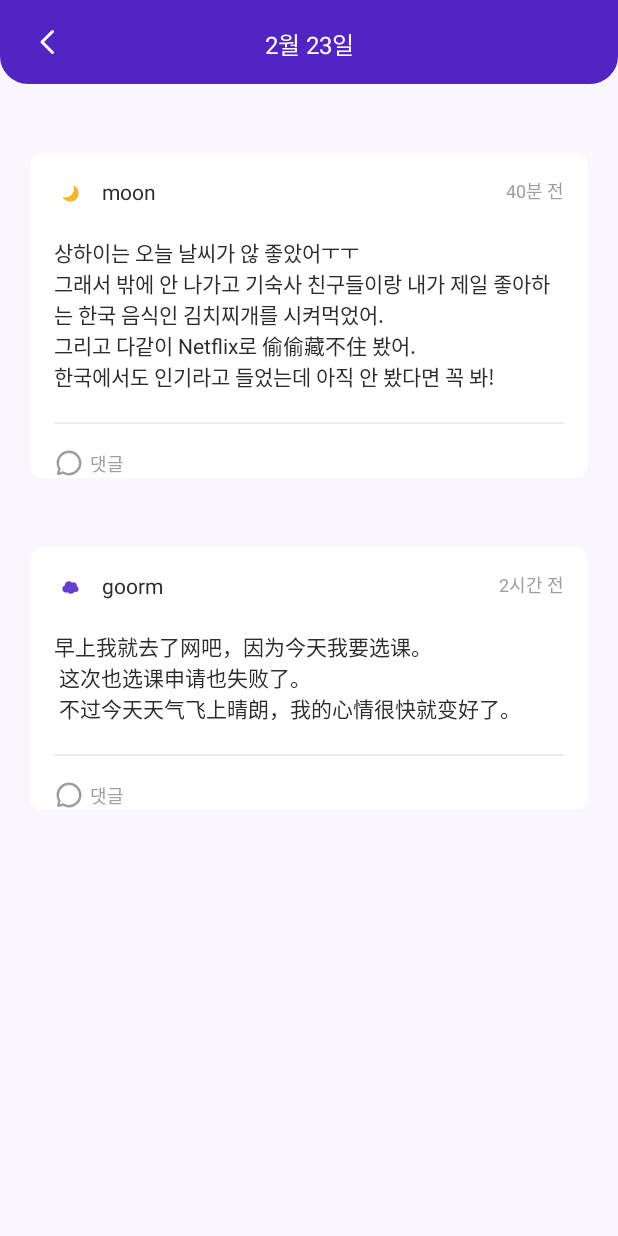
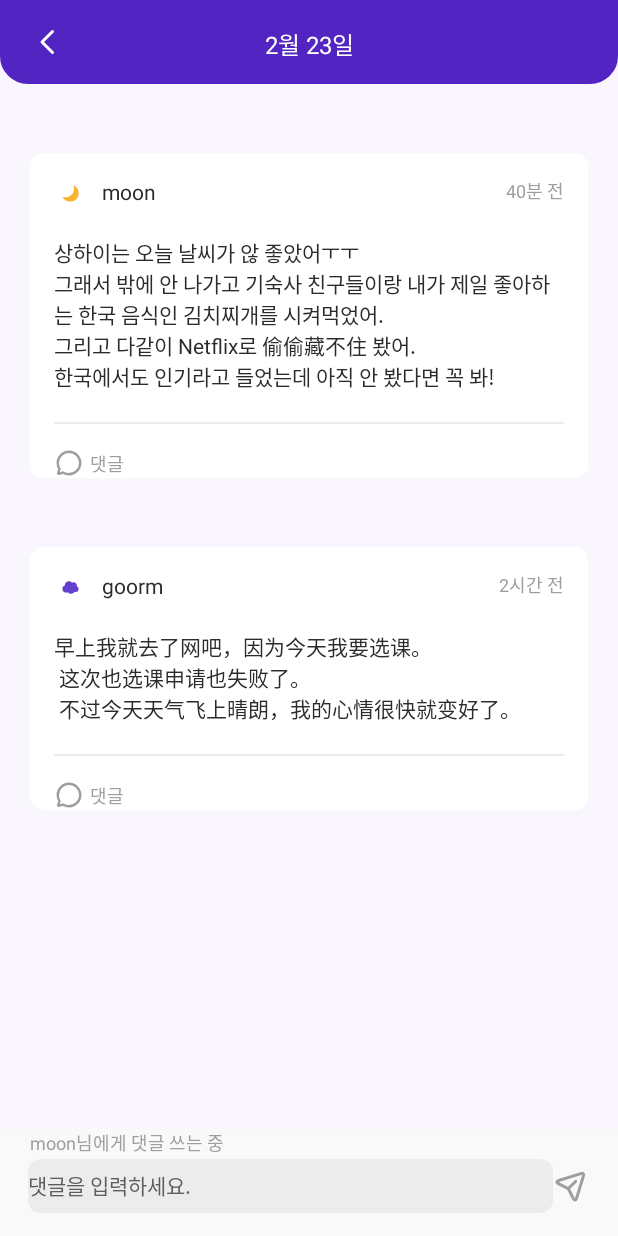
Before and after one commit to ihb0301/CloudMoon, an Android app: the layout activity_home3.xml on its own in the app's theme, with its tools: preview values and no code run, on a phone screen of 412 x 824 dp. Run offline under Robolectric (Android 15) with nearby library versions, the phone set to English and light mode, and no system bars.

Commit message:
오늘의 일기: 댓글 입력 레이아웃 추가

```diff
--- a/app/src/main/AndroidManifest.xml
+++ b/app/src/main/AndroidManifest.xml
@@ -18,7 +18,8 @@
         <activity
             android:name=".HomeActivity3"
             android:exported="false"
-            android:theme="@style/Theme.CloudMoon.home" />
+            android:theme="@style/Theme.CloudMoon.home"
+            android:windowSoftInputMode="adjustResize" />
         <activity
             android:name=".MyActivity2"
             android:exported="false"
--- a/app/src/main/java/com/goormthon_univ/cloudmoon/HomeActivity3.java
+++ b/app/src/main/java/com/goormthon_univ/cloudmoon/HomeActivity3.java
@@ -7,17 +7,22 @@ import androidx.recyclerview.widget.RecyclerView;
 import android.content.Intent;
 import android.os.Bundle;
 import android.view.View;
+import android.widget.LinearLayout;
 import android.widget.TextView;
 
 import com.goormthon_univ.cloudmoon.CommentAdapter.Comment;
 import com.goormthon_univ.cloudmoon.CommentAdapter.CommentAdapter;
 
 public class HomeActivity3 extends AppCompatActivity {
+    LinearLayout home3_keyboard_layout;
 
     @Override
     protected void onCreate(Bundle savedInstanceState) {
         super.onCreate(savedInstanceState);
         setContentView(R.layout.activity_home3);
+
+        home3_keyboard_layout=findViewById(R.id.home3_keyboard_layout);
+
 
         TextView home3_title=findViewById(R.id.home3_title);
 
@@ -62,4 +67,12 @@ public class HomeActivity3 extends AppCompatActivity {
         setResult(RESULT_OK,intent);
         finish();
     }
+
+    public void comment_onclick_partner(View view){
+        home3_keyboard_layout.setVisibility(View.VISIBLE);
+    }
+
+    public void comment_onclick_me(View view){
+        home3_keyboard_layout.setVisibility(View.VISIBLE);
+    }
 }
--- /dev/null
+++ b/app/src/main/res/drawable/paper_plane.xml
@@ -0,0 +1,13 @@
+<vector xmlns:android="http://schemas.android.com/apk/res/android"
+    android:width="24dp"
+    android:height="24dp"
+    android:viewportWidth="24"
+    android:viewportHeight="24">
+  <path
+      android:pathData="M10.308,13.692L15.154,8.846M20.111,5.889L16.021,19.183C15.654,20.375 15.471,20.971 15.154,21.168C14.88,21.34 14.541,21.368 14.242,21.244C13.898,21.101 13.618,20.543 13.06,19.428L10.469,14.246C10.381,14.069 10.337,13.981 10.278,13.904C10.225,13.836 10.165,13.775 10.097,13.722C10.021,13.665 9.935,13.621 9.766,13.537L4.572,10.94C3.457,10.382 2.899,10.103 2.756,9.759C2.632,9.46 2.66,9.12 2.832,8.846C3.029,8.53 3.625,8.346 4.817,7.979L18.112,3.889C19.049,3.6 19.517,3.456 19.834,3.573C20.109,3.674 20.327,3.891 20.428,4.167C20.544,4.483 20.4,4.951 20.112,5.887L20.111,5.889Z"
+      android:strokeLineJoin="round"
+      android:strokeWidth="2"
+      android:fillColor="#00000000"
+      android:strokeColor="#131313"
+      android:strokeLineCap="round"/>
+</vector>
--- a/app/src/main/res/layout/activity_home3.xml
+++ b/app/src/main/res/layout/activity_home3.xml
@@ -41,6 +41,10 @@
             app:srcCompat="@drawable/chevron_left" />
     </androidx.constraintlayout.widget.ConstraintLayout>
 
+    <RelativeLayout
+        android:layout_width="match_parent"
+        android:layout_height="match_parent">
+
         <ScrollView
             android:layout_width="match_parent"
             android:layout_height="match_parent">
@@ -66,6 +70,7 @@
                         android:layout_height="wrap_content"
                         android:layout_marginStart="16dp"
                         android:layout_marginTop="16dp"
+                        android:onClick="comment_onclick_partner"
                         app:layout_constraintStart_toStartOf="parent"
                         app:layout_constraintTop_toBottomOf="@+id/home3_partner_sep"
                         app:srcCompat="@drawable/chat_circle" />
@@ -138,6 +143,7 @@
                         android:layout_height="wrap_content"
                         android:layout_marginStart="24dp"
                         android:layout_marginTop="17dp"
+                        android:onClick="comment_onclick_partner"
                         android:text="댓글"
                         android:textAppearance="@style/Caption"
                         android:textColor="@color/n_400"
@@ -173,6 +179,7 @@
                         android:layout_height="wrap_content"
                         android:layout_marginStart="16dp"
                         android:layout_marginTop="16dp"
+                        android:onClick="comment_onclick_me"
                         app:layout_constraintStart_toStartOf="parent"
                         app:layout_constraintTop_toBottomOf="@+id/home3_me_sep"
                         app:srcCompat="@drawable/chat_circle" />
@@ -245,6 +252,7 @@
                         android:layout_height="wrap_content"
                         android:layout_marginStart="24dp"
                         android:layout_marginTop="17dp"
+                        android:onClick="comment_onclick_me"
                         android:text="댓글"
                         android:textAppearance="@style/Caption"
                         android:textColor="@color/n_400"
@@ -266,4 +274,53 @@
             </LinearLayout>
         </ScrollView>
 
+        <LinearLayout
+            android:id="@+id/home3_keyboard_layout"
+            android:layout_width="match_parent"
+            android:layout_height="71dp"
+            android:layout_alignParentBottom="true"
+            android:background="@color/n_100"
+            android:orientation="vertical"
+            android:visibility="gone"
+            tools:visibility="visible">
+
+            <TextView
+                android:id="@+id/textView38"
+                android:layout_width="wrap_content"
+                android:layout_height="wrap_content"
+                android:layout_marginStart="20dp"
+                android:text="moon님에게 댓글 쓰는 중"
+                android:textAppearance="@style/Caption"
+                android:textColor="@color/n_400" />
+
+            <LinearLayout
+                android:layout_width="match_parent"
+                android:layout_height="40dp"
+                android:gravity="center"
+                android:orientation="horizontal">
+
+                <EditText
+                    android:id="@+id/editTextText"
+                    android:layout_width="350dp"
+                    android:layout_height="36dp"
+                    android:background="@drawable/rect_radius_fill"
+                    android:backgroundTint="@color/n_200"
+                    android:ems="10"
+                    android:inputType="text"
+                    android:text="댓글을 입력하세요."
+                    android:textAppearance="@style/Body_sm"
+                    android:textColor="@color/n_500" />
+
+                <ImageView
+                    android:id="@+id/imageView30"
+                    android:layout_width="wrap_content"
+                    android:layout_height="wrap_content"
+                    android:tint="@color/n_400"
+                    app:srcCompat="@drawable/paper_plane" />
             </LinearLayout>
+
+        </LinearLayout>
+
+    </RelativeLayout>
+
+</LinearLayout>
```
Lines whose indentation alone changed are shown as unchanged.
